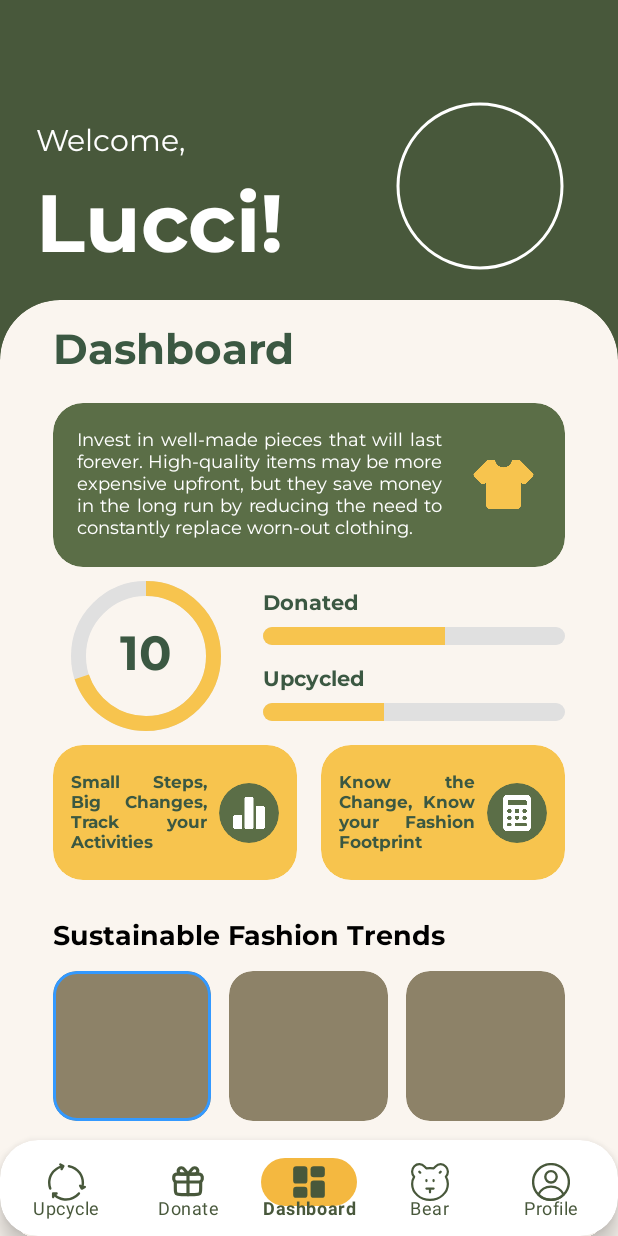
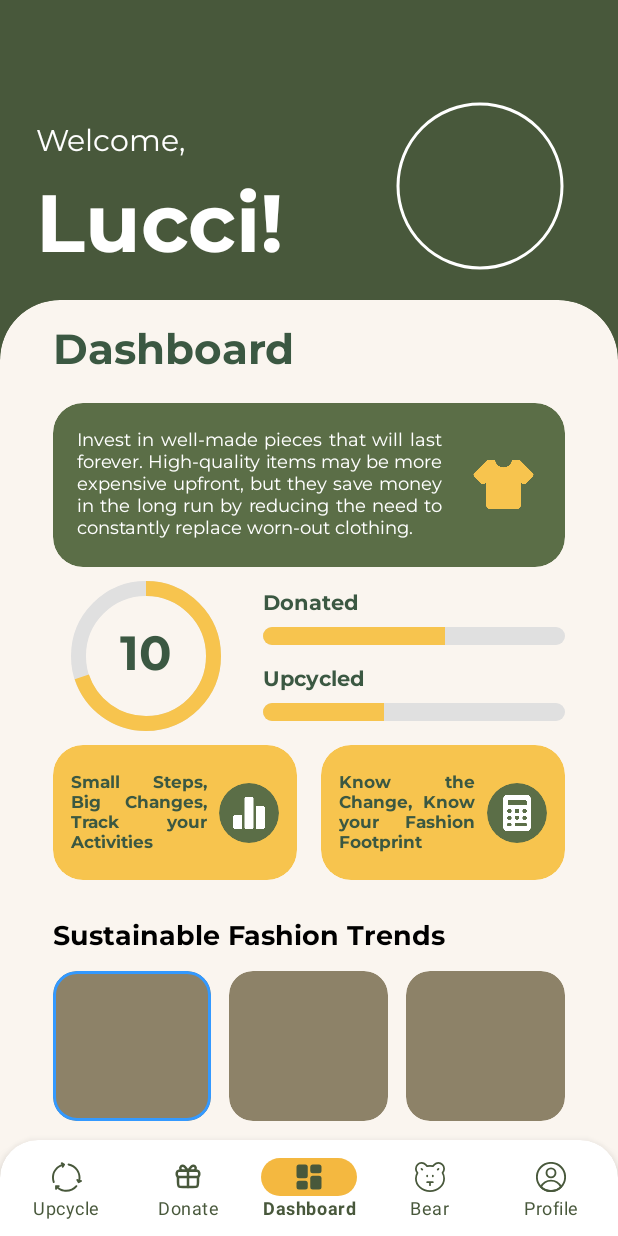
Before and after one commit to mfsvelasquez/Retasify, an Android app: the MainActivity screen opened directly, with no data from a screen before it, on a phone screen of 412 x 824 dp. Run offline under Robolectric (Android 15) with nearby library versions, the phone set to English and light mode, and no system bars; our stand-ins replace CircleImageView.

Commit message:
changed corner rounding of navbar

```diff
--- a/app/src/main/res/drawable/bottom_nav_background.xml
+++ b/app/src/main/res/drawable/bottom_nav_background.xml
@@ -1,7 +1,11 @@
 <shape xmlns:android="http://schemas.android.com/apk/res/android"
     android:shape="rectangle">
     <solid android:color="@color/white" /> <!-- background color -->
-    <corners android:radius="25dp" /> <!-- adjust roundness -->
+    <corners
+        android:topLeftRadius="25dp"
+        android:topRightRadius="25dp"
+        android:bottomLeftRadius="0dp"
+        android:bottomRightRadius="0dp" />
     <padding
         android:left="4dp"
         android:top="4dp"
--- a/app/src/main/res/layout/activity_main.xml
+++ b/app/src/main/res/layout/activity_main.xml
@@ -24,7 +24,7 @@
         android:clipToOutline="true"
         app:itemIconTint="@color/green"
         app:itemTextColor="@color/green"
-        app:itemIconSize="25dp"
+        app:itemIconSize="20dp"
         app:itemActiveIndicatorStyle="@style/App.Custom.Indication"
         app:labelVisibilityMode="labeled"
         app:itemTextAppearanceActive="@style/BottomNavTextStyle"
--- a/app/src/main/res/values/themes.xml
+++ b/app/src/main/res/values/themes.xml
@@ -11,6 +11,7 @@
 
     <style name="App.Custom.Indication" parent="Widget.Material3.BottomNavigationView.ActiveIndicator">
         <item name="android:color">@color/yellow</item>
+        <item name="android:height">25dp</item>
     </style>
 
     <!-- Style for the circular profile picture -->
```
